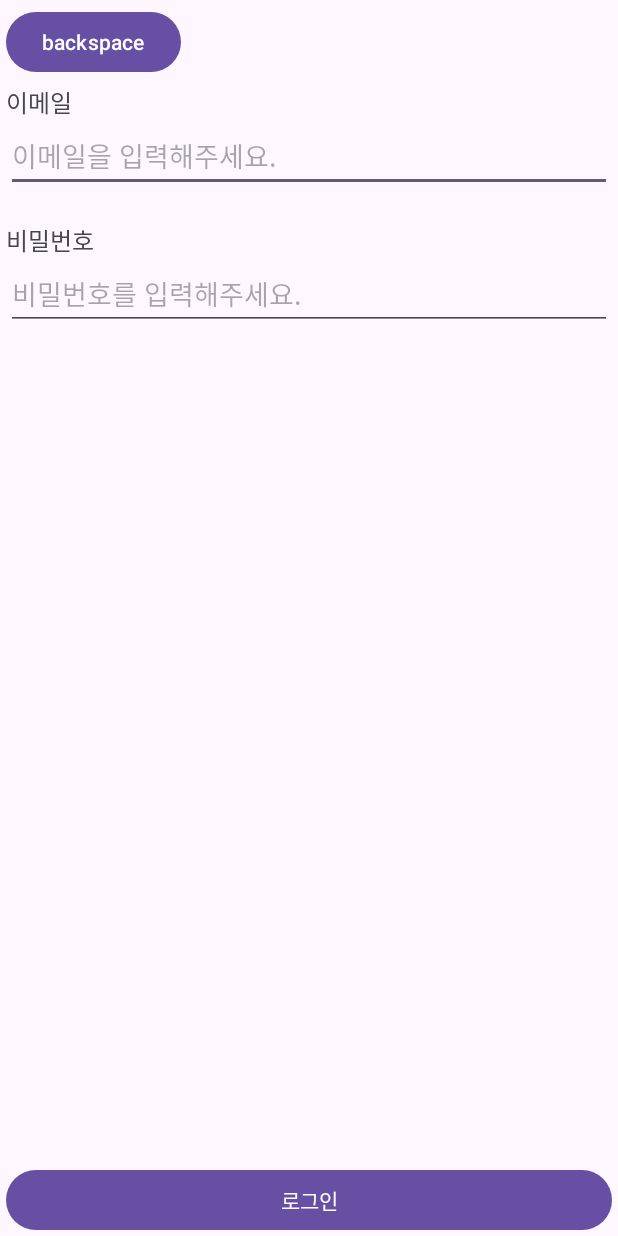
After one commit to jhleemax/yobi, an Android app: the Activity_login_normal screen opened directly, with no data from a screen before it, on a phone screen of 412 x 824 dp. The commit adds this screen. Run offline under Robolectric (Android 15) with nearby library versions, the phone set to English and light mode, and no system bars.

Commit message:
activity_register.xml  - new scroll view activity_login.xml  - new text in login button (new)activity_login_normal.xml

```diff
--- a/front-end/app/src/main/AndroidManifest.xml
+++ b/front-end/app/src/main/AndroidManifest.xml
@@ -12,6 +12,9 @@
         android:supportsRtl="true"
         android:theme="@style/Theme.Yobi"
         tools:targetApi="31">
+        <activity
+            android:name=".Activity_login_normal"
+            android:exported="false" />
         <activity
             android:name=".Activity_register"
             android:exported="false" />
--- /dev/null
+++ b/front-end/app/src/main/java/com/example/yobi/Activity_login_normal.java
@@ -0,0 +1,24 @@
+package com.example.yobi;
+
+import android.os.Bundle;
+
+import androidx.activity.EdgeToEdge;
+import androidx.appcompat.app.AppCompatActivity;
+import androidx.core.graphics.Insets;
+import androidx.core.view.ViewCompat;
+import androidx.core.view.WindowInsetsCompat;
+
+public class Activity_login_normal extends AppCompatActivity {
+
+    @Override
+    protected void onCreate(Bundle savedInstanceState) {
+        super.onCreate(savedInstanceState);
+        EdgeToEdge.enable(this);
+        setContentView(R.layout.activity_login_normal);
+        ViewCompat.setOnApplyWindowInsetsListener(findViewById(R.id.main), (v, insets) -> {
+            Insets systemBars = insets.getInsets(WindowInsetsCompat.Type.systemBars());
+            v.setPadding(systemBars.left, systemBars.top, systemBars.right, systemBars.bottom);
+            return insets;
+        });
+    }
+}
--- a/front-end/app/src/main/res/layout/activity_login.xml
+++ b/front-end/app/src/main/res/layout/activity_login.xml
@@ -36,6 +36,7 @@
             android:layout_width="358dp"
             android:layout_height="70dp"
             android:layout_marginBottom="10dp"
+            android:text="카카오로 간편 로그인"
             android:background="@drawable/login_button_kakao" />
 
         <androidx.appcompat.widget.AppCompatButton
@@ -43,12 +44,14 @@
             android:layout_width="358dp"
             android:layout_height="70dp"
             android:layout_marginBottom="10dp"
+            android:text="네이버로 간편 로그인"
             android:background="@drawable/login_button_naver" />
 
         <androidx.appcompat.widget.AppCompatButton
             android:id="@+id/button_login_google"
             android:layout_width="358dp"
             android:layout_height="70dp"
+            android:text="Google 로그인"
             android:background="@drawable/login_button_google" />
     </LinearLayout>
 
--- /dev/null
+++ b/front-end/app/src/main/res/layout/activity_login_normal.xml
@@ -0,0 +1,95 @@
+<?xml version="1.0" encoding="utf-8"?>
+<androidx.constraintlayout.widget.ConstraintLayout xmlns:android="http://schemas.android.com/apk/res/android"
+    xmlns:app="http://schemas.android.com/apk/res-auto"
+    xmlns:tools="http://schemas.android.com/tools"
+    android:id="@+id/main"
+    android:layout_width="match_parent"
+    android:layout_height="match_parent"
+    tools:context=".Activity_login_normal">
+
+    <androidx.constraintlayout.widget.ConstraintLayout
+        android:id="@+id/constraintLayout_login_normal_01"
+        android:layout_width="match_parent"
+        android:layout_height="wrap_content"
+        app:layout_constraintStart_toStartOf="parent"
+        app:layout_constraintTop_toTopOf="parent">
+
+        <Button
+            android:id="@+id/button_login_normal_backspace_01"
+            android:layout_width="wrap_content"
+            android:layout_height="wrap_content"
+            android:layout_marginStart="4dp"
+            android:layout_marginTop="4dp"
+            android:text="backspace"
+            app:layout_constraintStart_toStartOf="parent"
+            app:layout_constraintTop_toTopOf="parent" />
+    </androidx.constraintlayout.widget.ConstraintLayout>
+
+    <androidx.constraintlayout.widget.ConstraintLayout
+        android:id="@+id/constraintLayout_login_normal_02"
+        android:layout_width="match_parent"
+        android:layout_height="0dp"
+        app:layout_constraintTop_toBottomOf="@id/constraintLayout_login_normal_01"
+        app:layout_constraintStart_toStartOf="parent"
+        app:layout_constraintBottom_toTopOf="@id/constraintLayout_login_normal_03">
+        <TextView
+            android:id="@+id/textView_login_normal_email"
+            android:layout_width="wrap_content"
+            android:layout_height="wrap_content"
+            android:text="이메일"
+            android:textSize="16sp"
+            app:layout_constraintStart_toStartOf="parent"
+            app:layout_constraintTop_toTopOf="parent"
+            android:layout_marginTop="4dp"
+            android:layout_marginStart="4dp"/>
+        <EditText
+            android:id="@+id/editText_login_normal_email"
+            android:layout_width="0dp"
+            android:layout_height="wrap_content"
+            android:hint="이메일을 입력해주세요."
+            app:layout_constraintStart_toStartOf="parent"
+            app:layout_constraintTop_toBottomOf="@id/textView_login_normal_email"
+            app:layout_constraintEnd_toEndOf="parent"
+            android:layout_marginStart="4dp"
+            android:layout_marginEnd="4dp"/>
+
+        <TextView
+            android:id="@+id/textView_login_normal_pwd"
+            android:layout_width="wrap_content"
+            android:layout_height="wrap_content"
+            android:text="비밀번호"
+            android:textSize="16sp"
+            app:layout_constraintTop_toBottomOf="@id/editText_login_normal_email"
+            app:layout_constraintStart_toStartOf="parent"
+            android:layout_marginStart="4dp"
+            android:layout_marginTop="20dp"/>
+        <EditText
+            android:id="@+id/editText_login_normal_pwd"
+            android:layout_width="0dp"
+            android:layout_height="wrap_content"
+            android:hint="비밀번호를 입력해주세요."
+            app:layout_constraintTop_toBottomOf="@id/textView_login_normal_pwd"
+            app:layout_constraintStart_toStartOf="parent"
+            app:layout_constraintEnd_toEndOf="parent"
+            android:layout_marginStart="4dp"
+            android:layout_marginEnd="4dp"/>
+    </androidx.constraintlayout.widget.ConstraintLayout>
+    <androidx.constraintlayout.widget.ConstraintLayout
+        android:id="@+id/constraintLayout_login_normal_03"
+        android:layout_width="match_parent"
+        android:layout_height="wrap_content"
+        app:layout_constraintBottom_toBottomOf="parent"
+        app:layout_constraintStart_toStartOf="parent">
+        <Button
+            android:id="@+id/button_login_normal_submit"
+            android:layout_width="0dp"
+            android:layout_height="wrap_content"
+            android:text="로그인"
+            app:layout_constraintBottom_toBottomOf="parent"
+            app:layout_constraintStart_toStartOf="parent"
+            app:layout_constraintEnd_toEndOf="parent"
+            android:layout_marginStart="4dp"
+            android:layout_marginEnd="4dp"/>
+    </androidx.constraintlayout.widget.ConstraintLayout>
+
+</androidx.constraintlayout.widget.ConstraintLayout>
--- a/front-end/app/src/main/res/layout/activity_register.xml
+++ b/front-end/app/src/main/res/layout/activity_register.xml
@@ -7,6 +7,18 @@
     android:layout_height="match_parent"
     tools:context=".Activity_register">
 
+    <ScrollView
+        android:layout_width="409dp"
+        android:layout_height="729dp"
+        app:layout_constraintTop_toTopOf="parent"
+        app:layout_constraintBottom_toBottomOf="parent"
+        app:layout_constraintStart_toStartOf="parent"
+        app:layout_constraintEnd_toEndOf="parent">
+
+        <LinearLayout
+            android:layout_width="match_parent"
+            android:layout_height="wrap_content"
+            android:orientation="vertical" >
             <androidx.constraintlayout.widget.ConstraintLayout
                 android:id="@+id/constraintLayout_register_01"
                 android:layout_width="match_parent"
@@ -28,7 +40,7 @@
             <androidx.constraintlayout.widget.ConstraintLayout
                 android:id="@+id/constraintLayout_register_02"
                 android:layout_width="match_parent"
-        android:layout_height="0dp"
+                android:layout_height="wrap_content"
                 app:layout_constraintBottom_toTopOf="@id/constraintLayout_register_03"
                 app:layout_constraintStart_toStartOf="parent"
                 app:layout_constraintTop_toBottomOf="@id/constraintLayout_register_01">
@@ -375,5 +387,6 @@
                     app:layout_constraintEnd_toEndOf="parent"
                     app:layout_constraintTop_toTopOf="parent" />
             </androidx.constraintlayout.widget.ConstraintLayout>
-
+        </LinearLayout>
+    </ScrollView>
 </androidx.constraintlayout.widget.ConstraintLayout>
```
Lines whose indentation alone changed are shown as unchanged.
